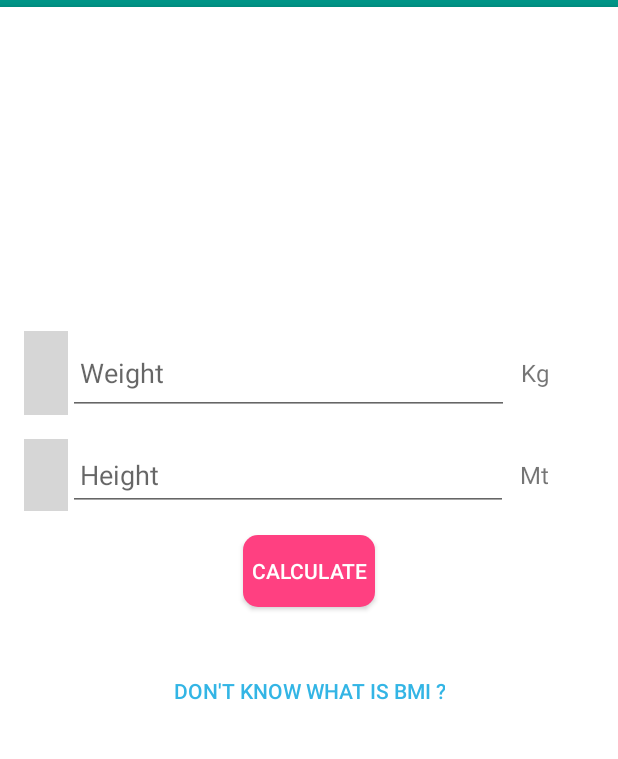
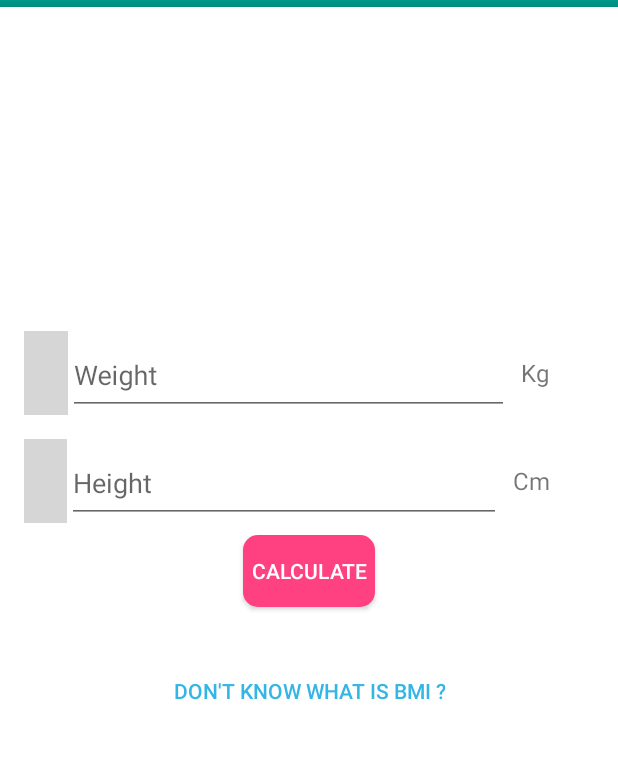
Before and after one commit to ricsgobbe/recruitment-android-intern-sao-carlos, an Android app: the screen it shows after launch (MainActivity), on a phone screen of 412 x 824 dp, the part 101-860 px from its top. Run offline under Robolectric (Android 15) with nearby library versions, the phone set to English and light mode, and no system bars; grey boxes are pictures that could not be loaded.

Commit message:
Mais acrescimos feito na tela, tratamento de erro tbm foi colocado, falta a implementaçao do 2 botao e fixacao de outros bugs

```diff
--- a/app/src/main/res/layout/layout_main_activity.xml
+++ b/app/src/main/res/layout/layout_main_activity.xml
@@ -42,7 +42,7 @@
             android:layout_width="match_parent"
             android:layout_height="72dp"
             android:layout_above="@id/id_btn_calculate"
-            android:paddingBottom="16dp"
+            android:paddingBottom="8dp"
             android:paddingLeft="16dp"
             android:paddingRight="16dp"
             android:paddingTop="8dp">
@@ -60,31 +60,31 @@
                     android:src="@drawable/ic_length_48"
                     android:paddingRight="8dp"/>
 
+                <android.support.design.widget.TextInputLayout
+                    android:layout_width="0dp"
+                    android:layout_height="match_parent"
+                    android:layout_weight="10">
                     <EditText
                         android:id="@+id/id_text_height"
-                    android:layout_width="0dp"
+                        android:layout_width="match_parent"
                         android:layout_height="match_parent"
-                    android:layout_weight="10"
                         android:hint="Height"
                         android:inputType="numberDecimal"
-                    android:paddingBottom="8dp"
-                    android:paddingTop="8dp"
-                    android:paddingLeft="8dp"
-                    android:paddingRight="8dp"
-                    android:singleLine="true" />
+                        android:singleLine="true"
+                        android:paddingBottom="16dp"/>
+                </android.support.design.widget.TextInputLayout>
+
 
                 <TextView
                     android:layout_width="wrap_content"
                     android:layout_height="wrap_content"
                     android:layout_gravity="center"
                     android:layout_weight="1"
-                    android:text="Mt"
+                    android:text="Cm"
                     android:textSize="16sp"
                     android:paddingLeft="8dp" />
 
-
             </LinearLayout>
-
 
         </RelativeLayout>
 
@@ -113,18 +113,20 @@
                     android:src="@drawable/ic_weight_48" />
 
 
+                <android.support.design.widget.TextInputLayout
+                    android:layout_width="0dp"
+                    android:layout_height="match_parent"
+                    android:layout_weight="10">
                     <EditText
                         android:id="@+id/id_text_weight"
-                    android:layout_width="0dp"
+                        android:layout_width="match_parent"
                         android:layout_height="match_parent"
-                    android:layout_weight="10"
                         android:hint="Weight"
                         android:inputType="numberDecimal"
-                    android:paddingBottom="8dp"
-                    android:paddingTop="8dp"
-                    android:paddingLeft="8dp"
-                    android:paddingRight="8dp"
-                    android:singleLine="true" />
+                        android:singleLine="true"
+                        android:paddingBottom="16dp"/>
+
+                </android.support.design.widget.TextInputLayout>
 
 
                 <TextView
```
Also changed, not shown: app/src/main/java/com/example/eunicekuba/bmiproject/MainActivity.java (+53 -2 lines), app/src/main/java/com/example/eunicekuba/bmiproject/fragment/ResultFragment.java (+8 -2 lines). Lines whose indentation alone changed are shown as unchanged.
